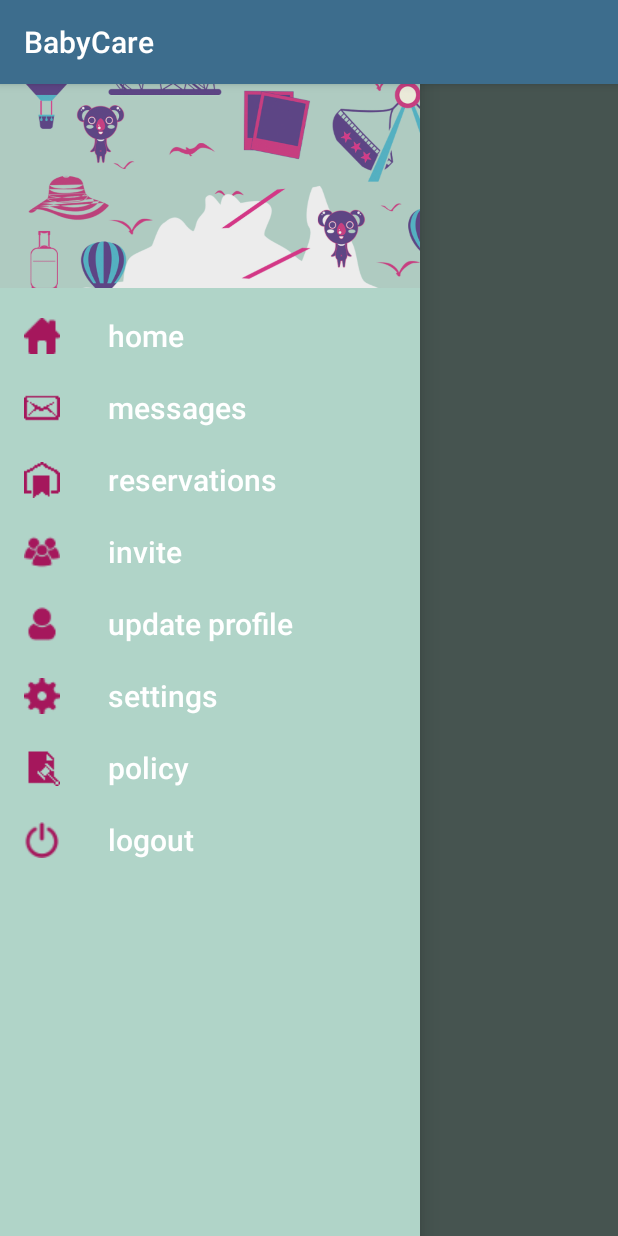
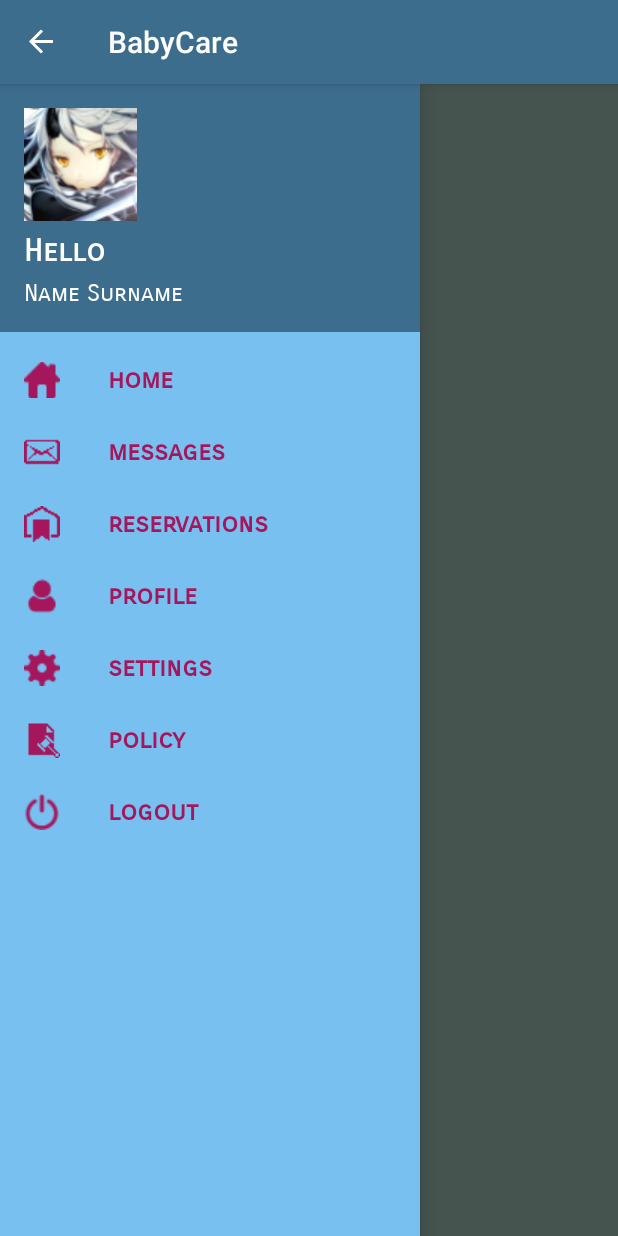
Before and after one commit to ShadiBlizzard/BabyCare, an Android app: the ParentHomeActivity screen opened directly, with no data from a screen before it, in the side drawer, after a tap on "messages", on a phone screen of 412 x 824 dp. Run offline under Robolectric (Android 15) with nearby library versions, the phone set to English and light mode, and no system bars.

Commit message:
navigation drawer - part 3 IT WORKS

```diff
--- a/app/src/main/java/com/example/shadi/babycare/layout_view/ParentHomeActivity.java
+++ b/app/src/main/java/com/example/shadi/babycare/layout_view/ParentHomeActivity.java
@@ -1,15 +1,35 @@
 package com.example.shadi.babycare.layout_view;
 
+import android.support.v4.widget.DrawerLayout;
+import android.support.v7.app.ActionBarDrawerToggle;
 import android.support.v7.app.AppCompatActivity;
 import android.os.Bundle;
+import android.view.MenuItem;
 
 import com.example.shadi.babycare.R;
 
 public class ParentHomeActivity extends AppCompatActivity {
 
+    private DrawerLayout mDrLayout;
+    private ActionBarDrawerToggle mToggle;
+
     @Override
     protected void onCreate(Bundle savedInstanceState) {
         super.onCreate(savedInstanceState);
         setContentView(R.layout.activity_parent_home);
+        mDrLayout = (DrawerLayout) findViewById(R.id.drawer_layout);
+        mToggle = new ActionBarDrawerToggle(this, mDrLayout, R.string.open, R.string.close);
+        mDrLayout.addDrawerListener(mToggle);
+        mToggle.syncState();
+        getSupportActionBar().setDisplayHomeAsUpEnabled(true);
+
+    }
+
+    @Override
+    public boolean onOptionsItemSelected(MenuItem item) {
+        if(mToggle.onOptionsItemSelected(item)) {
+            return true;
+        }
+        return super.onOptionsItemSelected(item);
     }
 }
--- a/app/src/main/res/layout/activity_parent_home.xml
+++ b/app/src/main/res/layout/activity_parent_home.xml
@@ -4,7 +4,7 @@
     android:id="@+id/drawer_layout"
     android:layout_width="match_parent"
     android:layout_height="match_parent"
-    android:fitsSystemWindows="true">
+    android:fitsSystemWindows="false">
 
     <!-- Layout to contain contents of main body of screen (drawer will slide over this) -->
     <FrameLayout
@@ -18,11 +18,14 @@
         android:layout_width="wrap_content"
         android:layout_height="match_parent"
         android:layout_gravity="start"
-        android:fitsSystemWindows="true"
-        app:itemTextColor="@color/text_color_babycare"
+        android:background="@color/nav"
+        android:fitsSystemWindows="false"
+        app:headerLayout="@layout/nav_header"
         app:itemIconTint="@color/button_babycare_normal"
-        app:menu="@menu/drawer_view_parent"
-        app:headerLayout="@layout/nav_header"/>
+        app:itemTextAppearance="@style/NaviText"
+        app:itemTextColor="@color/button_babycare_normal"
+
+        app:menu="@menu/drawer_view_parent" />
 
 
 </android.support.v4.widget.DrawerLayout>
--- a/app/src/main/res/layout/nav_header.xml
+++ b/app/src/main/res/layout/nav_header.xml
@@ -4,15 +4,16 @@
     android:layout_height="match_parent">
     <LinearLayout xmlns:android="http://schemas.android.com/apk/res/android"
         android:layout_width="match_parent"
-        android:layout_height="192dp"
-        android:background="@drawable/header"
+        android:layout_height="wrap_content"
+        android:background="@color/mainColor"
         android:padding="16dp"
         android:theme="@style/ThemeOverlay.AppCompat.Dark"
-        android:orientation="vertical">
+        android:orientation="vertical"
+        android:gravity="bottom">
 
-        <!--<ImageView
+        <ImageView
             android:id="@+id/user_pic"
-            android:src="@drawable/temporarypic"
+            android:src="@drawable/icopic"
             android:layout_width="75dp"
             android:layout_height="75dp" />
         <TextView
@@ -20,19 +21,22 @@
             android:layout_height="wrap_content"
             android:text="Hello"
             android:fontFamily="sans-serif-smallcaps"
-            android:textColor="@color/secondColor"
+            android:textColor="@color/text_color_babycare"
             android:textStyle="bold"
-            android:layout_marginTop="8dp"
-            />
-        <TextView
-            android:id="@+id/user_mail"
+            android:layout_marginTop="8dp"/>
+
+            <TextView
+            android:id="@+id/user_name"
             android:layout_width="wrap_content"
             android:layout_height="wrap_content"
-            android:text="temporary@email.it"
+            android:text="Name Surname"
             android:fontFamily="sans-serif-smallcaps"
-            android:textColor="@color/secondColor"
+            android:textColor="@color/text_color_babycare"
             android:textSize="16dp"
-            android:layout_marginTop="5dp"/>-->
+            android:layout_marginTop="5dp"/>
+
+
+
 
     </LinearLayout>
 </android.support.constraint.ConstraintLayout>
--- a/app/src/main/res/menu/drawer_view_parent.xml
+++ b/app/src/main/res/menu/drawer_view_parent.xml
@@ -1,7 +1,5 @@
 <?xml version="1.0" encoding="utf-8"?>
 <menu xmlns:android="http://schemas.android.com/apk/res/android">
-
-    <group android:checkableBehavior="single">
         <item
             android:id="@+id/nav_home"
             android:icon="@drawable/home_icon"
@@ -15,13 +13,9 @@
             android:icon="@drawable/booking_icon"
             android:title="@string/reservations" />
         <item
-            android:id="@+id/nav_invite"
-            android:icon="@drawable/invite_icon"
-            android:title="@string/invite" />
-        <item
-            android:id="@+id/nav_update"
+            android:id="@+id/nav_profile"
             android:icon="@drawable/update_icon"
-            android:title="@string/update" />
+            android:title="@string/profile" />
         <item
             android:id="@+id/nav_settings"
             android:icon="@drawable/settings_icon"
@@ -34,6 +28,5 @@
             android:id="@+id/nav_logout"
             android:icon="@drawable/logout_icon"
             android:title="@string/logout" />
-    </group>
 
 </menu>
--- a/app/src/main/res/values/colors.xml
+++ b/app/src/main/res/values/colors.xml
@@ -8,6 +8,8 @@
     <color name="button_babycare_normal">#a5175c</color>
     <color name="button_babycare_pressed">#791143</color>
     <color name="button_babycare_disabled">#e07cad</color>
+    <color name="header_nav">#FFC1618F</color>
+    <color name="nav">#78c0ef</color>
     <color name="error_text">#b7231e</color>
 
 </resources>
--- a/app/src/main/res/values/strings.xml
+++ b/app/src/main/res/values/strings.xml
@@ -4,8 +4,10 @@
     <string name="messages">messages</string>
     <string name="reservations">reservations</string>
     <string name="invite">invite</string>
-    <string name="update">update profile</string>
+    <string name="profile">profile</string>
     <string name="settings">settings</string>
     <string name="policy">policy</string>
     <string name="logout">logout</string>
+    <string name="open">open</string>
+    <string name="close">close</string>
 </resources>
--- a/app/src/main/res/values/styles.xml
+++ b/app/src/main/res/values/styles.xml
@@ -10,4 +10,11 @@
         <item name="android:navigationBarColor">@color/secondColor</item>
     </style>
 
+    <style name="NaviText" parent="@android:style/TextAppearance.Medium">
+        <item name="android:textColor">@color/button_babycare_normal</item>
+        <item name="android:textSize">18dp</item>
+        <item name="android:fontFamily">sans-serif-smallcaps</item>
+        <item name="android:textStyle">bold</item>
+    </style>
+
 </resources>
```
Also changed, not shown: app/src/main/res/drawable/icopic.png (added), app/src/main/res/drawable/temporarypic.png (deleted), 20 other files.
